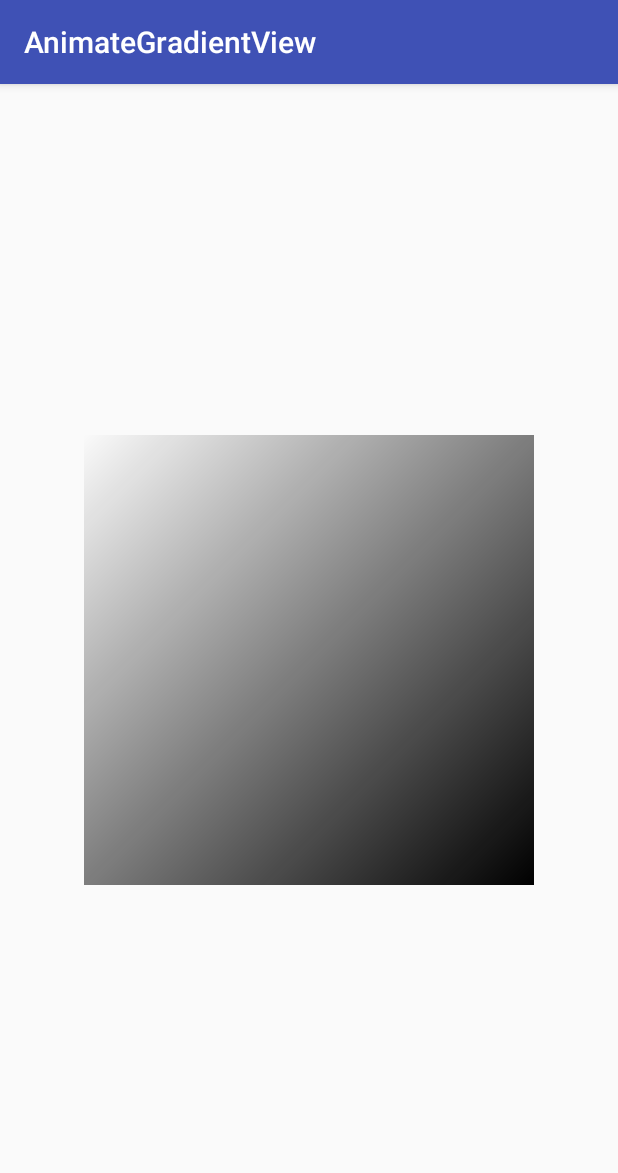
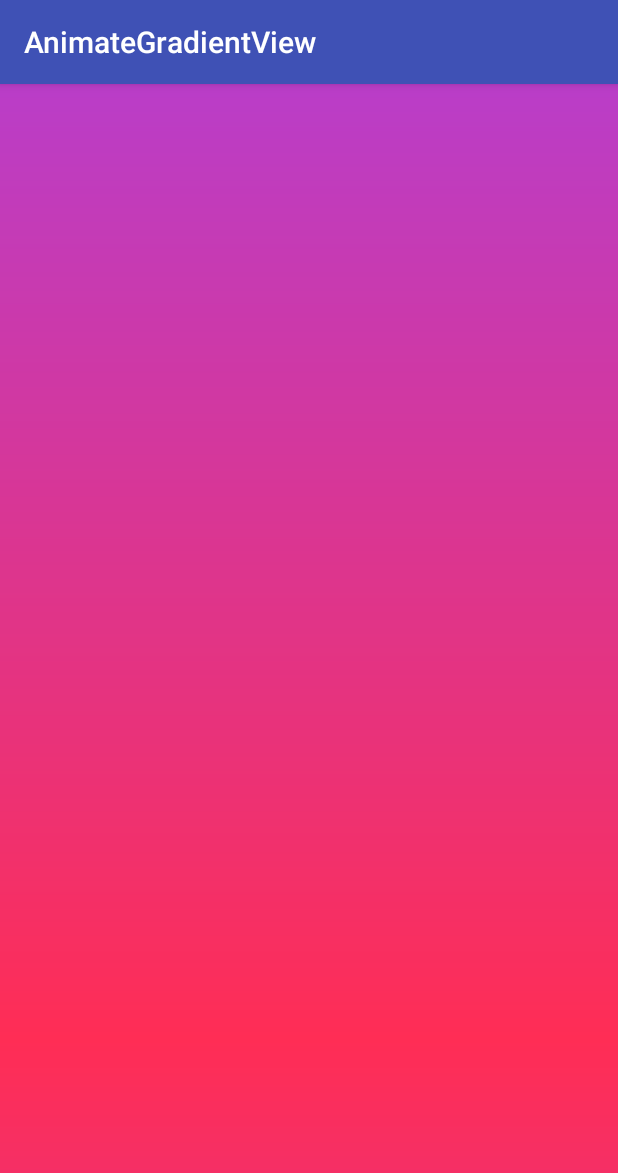
Before and after one commit to skyfe79/AnimateGradientView, an Android app: the screen it shows after launch (MainActivity), on a phone screen of 412 x 824 dp. Shown: the top 1173 px of the screen. Run offline under Robolectric (Android 15) with nearby library versions, the phone set to English and light mode, and no system bars.

Commit message:
complete version 0.0.1

```diff
--- a/animategradientview/src/main/java/kr/pe/burt/android/lib/animategradientview/AnimateGradientView.java
+++ b/animategradientview/src/main/java/kr/pe/burt/android/lib/animategradientview/AnimateGradientView.java
@@ -1,5 +1,7 @@
 package kr.pe.burt.android.lib.animategradientview;
 
+import android.animation.Animator;
+import android.animation.AnimatorSet;
 import android.animation.ObjectAnimator;
 import android.annotation.TargetApi;
 import android.content.Context;
@@ -9,10 +11,12 @@ import android.graphics.Color;
 import android.graphics.LinearGradient;
 import android.graphics.Matrix;
 import android.graphics.Paint;
+import android.graphics.Path;
 import android.graphics.Shader;
 import android.os.Build;
 import android.util.AttributeSet;
 import android.view.View;
+import android.view.animation.BounceInterpolator;
 import android.view.animation.LinearInterpolator;
 
 /**
@@ -20,11 +24,7 @@ import android.view.animation.LinearInterpolator;
  */
 public class AnimateGradientView extends View {
 
-    private float startX = 0f;
-    private float startY = 0f;
-    private float widthRatio = 1.0f;
-    private float heightRatio = 1.0f;
-    private float rotate = 0.0f;
+    private float angle = 0.0f;
     private int startColor = Color.parseColor("#00000000");
     private int endColor = Color.parseColor("#FF000000");
     private int middleColor = -1;
@@ -32,12 +32,38 @@ public class AnimateGradientView extends View {
     private float startOffset = 0.0f;
     private float endOffset = 1.0f;
     private float middleOffset = 0.5f;
+    private float gradientOffset = 0;
+    private float gradientScale = 1;
+    private long duration = 1000;
 
-    int [] colors = null;
-    float [] offsets = null;
-    Shader gradient = null;
-    Matrix rotateMatrix = null;
-    Paint gradientPaint = null;
+    private int [] colors = null;
+    private float [] offsets = null;
+    private Shader gradient = null;
+    private Matrix rotateMatrix = null;
+    private Paint gradientPaint = null;
+
+    private Path shapePath = null;
+    private Path flowPath  = new Path();
+
+    private AnimationType animationType = AnimationType.Flow;
+    private FlowDirection flowDirection = FlowDirection.Left;
+    private Boolean autoStartAnimation = true;
+
+    private Animator animator = null;
+
+    public enum AnimationType {
+        Rotation,
+        Flow
+    }
+
+    public enum FlowDirection {
+        Left,
+        Right,
+        Top,
+        Bottom
+    }
+
+
 
     public AnimateGradientView(Context context) {
         this(context, null);
@@ -64,11 +90,7 @@ public class AnimateGradientView extends View {
 
         TypedArray array = context.obtainStyledAttributes(attrs, R.styleable.AnimateGradientViewAttrs);
 
-        startX = array.getFloat(R.styleable.AnimateGradientViewAttrs_agv_x, startX);
-        startY = array.getFloat(R.styleable.AnimateGradientViewAttrs_agv_y, startY);
-        widthRatio = array.getFloat(R.styleable.AnimateGradientViewAttrs_agv_width, widthRatio);
-        heightRatio= array.getFloat(R.styleable.AnimateGradientViewAttrs_agv_height, heightRatio);
-        rotate = array.getFloat(R.styleable.AnimateGradientViewAttrs_agv_rotate, rotate);
+        angle = array.getFloat(R.styleable.AnimateGradientViewAttrs_agv_angle, angle);
 
         startColor = array.getColor(R.styleable.AnimateGradientViewAttrs_agv_startColor, startColor);
         endColor = array.getColor(R.styleable.AnimateGradientViewAttrs_agv_endColor, endColor);
@@ -80,7 +102,70 @@ public class AnimateGradientView extends View {
 
         gradientAlpha = array.getFloat(R.styleable.AnimateGradientViewAttrs_agv_alpha, gradientAlpha);
 
+        int atype = array.getInt(R.styleable.AnimateGradientViewAttrs_agv_animation, animationType.ordinal());
+        if(atype == 0) {
+            animationType = AnimationType.Rotation;
+        } else {
+            animationType = AnimationType.Flow;
+        }
+
+        int dir = array.getInt(R.styleable.AnimateGradientViewAttrs_agv_flow_direction, flowDirection.ordinal());
+        switch (dir) {
+            case 0:
+                flowDirection = FlowDirection.Left;
+                break;
+            case 1:
+                flowDirection = FlowDirection.Right;
+                break;
+            case 2:
+                flowDirection = FlowDirection.Top;
+                break;
+            default:
+                flowDirection = FlowDirection.Bottom;
+        }
+
+        gradientScale = array.getFloat(R.styleable.AnimateGradientViewAttrs_agv_gradient_scale, gradientScale);
+        autoStartAnimation = array.getBoolean(R.styleable.AnimateGradientViewAttrs_agv_autostart_animation, autoStartAnimation);
+        duration = array.getInt(R.styleable.AnimateGradientViewAttrs_agv_duration, (int)duration);
         array.recycle();
+
+        gradientPaint = new Paint();
+        rotateMatrix = new Matrix();
+
+        flowPath = new Path();
+    }
+
+
+    @Override
+    protected void onDraw(Canvas canvas) {
+        super.onDraw(canvas);
+
+        // fix angle for y transition
+        if(flowDirection == FlowDirection.Top || flowDirection == FlowDirection.Bottom) {
+            angle = 90;
+        }
+
+        rotateMatrix.setRotate(angle, getWidth()/2, getHeight()/2);
+        gradient.setLocalMatrix(rotateMatrix);
+        gradientPaint.setShader(gradient);
+        gradientPaint.setAlpha((int)(gradientAlpha * 255));
+
+        canvas.save();
+
+        if(flowDirection == FlowDirection.Left || flowDirection == FlowDirection.Right) {
+            canvas.translate(-gradientOffset, 0);
+            shapePath.offset(gradientOffset, 0, flowPath);
+        } else {
+            canvas.translate(0, -gradientOffset);
+            shapePath.offset(0, gradientOffset, flowPath);
+        }
+        canvas.drawPath(flowPath, gradientPaint);
+        canvas.restore();
+    }
+
+    @Override
+    protected void onSizeChanged(int width, int height, int oldw, int oldh) {
+        super.onSizeChanged(width, height, oldw, oldh);
 
         if(middleColor == -1) {
             colors = new int [] { startColor, endColor };
@@ -90,87 +175,45 @@ public class AnimateGradientView extends View {
             offsets = new float[] { startOffset, middleOffset, endOffset };
         }
 
-        gradientPaint = new Paint();
-        rotateMatrix = new Matrix();
+        gradient = new LinearGradient(0, height/2, width * gradientScale, height/2, colors, offsets, Shader.TileMode.MIRROR);
+        shapePath = new Path();
+        shapePath.addRect(0, 0, width, height, Path.Direction.CCW);
     }
 
     @Override
-    protected void onDraw(Canvas canvas) {
-        super.onDraw(canvas);
+    protected void onAttachedToWindow() {
+        super.onAttachedToWindow();
 
-        float left = startX * getWidth();
-        float top = startY * getHeight();
+        if(autoStartAnimation) {
+            if(animationType == AnimationType.Flow) {
+                animator = startTransitionAnimation(duration, 1000, flowDirection);
+            } else {
+                animator = startInfiniteRotationAnimation(duration);
+            }
+        }
+    }
 
-        float right = left + widthRatio * getWidth();
-        float bottom = top + heightRatio * getHeight();
-
-        if(gradient == null) {
-            gradient = new LinearGradient(
-                    left, top,
-                    right, bottom,
-                    colors,
-                    offsets,
-                    Shader.TileMode.MIRROR);
+    @Override
+    protected void onDetachedFromWindow() {
+        if(animator != null) {
+            animator.cancel();
+            animator = null;
         }
-        rotateMatrix.setRotate(rotate, getWidth()/2, getHeight()/2);
-        gradient.setLocalMatrix(rotateMatrix);
-        gradientPaint.setShader(gradient);
-        gradientPaint.setAlpha((int)(gradientAlpha * 255));
-        canvas.drawRect(left, top, right, bottom, gradientPaint);
+        super.onDetachedFromWindow();
     }
 
     /**
      * Provide get/set methods for Property Animation
      */
-    public float getRotate() {
-        return rotate;
+    public float getAngle() {
+        return angle;
     }
 
-    public void setRotate(float rotate) {
-        this.rotate = rotate;
-        gradient = null;
+    public void setAngle(float angle) {
+        this.angle = angle;
         postInvalidate();
     }
 
-    public float getStartX() {
-        return startX;
-    }
-
-    public void setStartX(float startX) {
-        this.startX = startX;
-        gradient = null;
-        postInvalidate();
-    }
-
-    public float getStartY() {
-        return startY;
-    }
-
-    public void setStartY(float startY) {
-        this.startY = startY;
-        gradient = null;
-        postInvalidate();
-    }
-
-    public float getWidthRatio() {
-        return widthRatio;
-    }
-
-    public void setWidthRatio(float widthRatio) {
-        this.widthRatio = widthRatio;
-        gradient = null;
-        postInvalidate();
-    }
-
-    public float getHeightRatio() {
-        return heightRatio;
-    }
-
-    public void setHeightRatio(float heightRatio) {
-        this.heightRatio = heightRatio;
-        gradient = null;
-        postInvalidate();
-    }
 
     public float getGradientAlpha() {
         return gradientAlpha;
@@ -181,33 +224,75 @@ public class AnimateGradientView extends View {
         postInvalidate();
     }
 
+    public float getGradientOffset() {
+        return gradientOffset;
+    }
+
+    public void setGradientOffset(float gradientOffset) {
+        this.gradientOffset = gradientOffset;
+        postInvalidate();
+    }
+
+    public float getGradientScale() {
+        return gradientScale;
+    }
+
+    public void setGradientScale(float gradientScale) {
+        this.gradientScale = gradientScale;
+        onSizeChanged(getWidth(), getHeight(), 0, 0);
+        postInvalidate();
+    }
 
     public void startRotateAnimation(long duration) {
         startRotateAnimation(duration, 1);
     }
 
-    public void startInfiniteRotationAnimation(long duration) {
-        ObjectAnimator animator = ObjectAnimator.ofFloat(this, "rotate", 0.0f, 360.0f);
+    public Animator startInfiniteRotationAnimation(long duration) {
+        ObjectAnimator animator = ObjectAnimator.ofFloat(this, "angle", 0.0f, 360.0f);
         animator.setDuration(duration);
         animator.setRepeatCount(ObjectAnimator.INFINITE);
         animator.setRepeatMode(ObjectAnimator.INFINITE);
         animator.setInterpolator(new LinearInterpolator());
         animator.start();
+        return animator;
     }
 
-    public void startRotateAnimation(long duration, int count) {
-        ObjectAnimator animator = ObjectAnimator.ofFloat(this, "rotate", 0.0f, 360.0f);
+    public Animator startRotateAnimation(long duration, int count) {
+        ObjectAnimator animator = ObjectAnimator.ofFloat(this, "angle", 0.0f, 360.0f);
         animator.setDuration(duration);
         animator.setRepeatCount(count);
         animator.setRepeatMode(ObjectAnimator.RESTART);
         animator.setInterpolator(new LinearInterpolator());
         animator.start();
+        return animator;
     }
 
     // 잘 안되고 있음
     // @link { http://stackoverflow.com/questions/32224797/how-to-animate-gradient }
     // 위 링크를 참고해 보자
-    public void startTransitionXAnimation(long duration, int count) {
+    public Animator startTransitionAnimation(long duration, int length, FlowDirection direction) {
 
+        float from;
+        float to;
+
+        switch (direction) {
+            case Left:
+            case Top:
+                from = 0.0f;
+                to = length * 1000.0f;
+                break;
+            default:
+                from = length * 1000.0f;
+                to = 0.0f;
+
+        }
+        ObjectAnimator animator = ObjectAnimator.ofFloat(this, "gradientOffset", from, to);
+        animator.setDuration(duration * 1000);
+        animator.setRepeatCount(ObjectAnimator.INFINITE);
+        animator.setRepeatMode(ObjectAnimator.REVERSE);
+        animator.setInterpolator(new LinearInterpolator());
+        animator.start();
+        return animator;
     }
+
 }
--- a/app/src/main/java/kr/pe/burt/android/lib/animategradientview/app/MainActivity.java
+++ b/app/src/main/java/kr/pe/burt/android/lib/animategradientview/app/MainActivity.java
@@ -19,6 +19,5 @@ public class MainActivity extends AppCompatActivity {
     @Override
     protected void onResume() {
         super.onResume();
-        agv.startTransitionXAnimation(1000, 1);
     }
 }
--- a/app/src/main/res/layout/activity_main.xml
+++ b/app/src/main/res/layout/activity_main.xml
@@ -3,16 +3,21 @@
     xmlns:tools="http://schemas.android.com/tools"
     android:layout_width="match_parent"
     android:layout_height="match_parent"
-    android:paddingBottom="@dimen/activity_vertical_margin"
-    android:paddingLeft="@dimen/activity_horizontal_margin"
-    android:paddingRight="@dimen/activity_horizontal_margin"
-    android:paddingTop="@dimen/activity_vertical_margin"
+    xmlns:agv="http://schemas.android.com/apk/res-auto"
     tools:context="kr.pe.burt.android.lib.animategradientview.app.MainActivity">
 
     <kr.pe.burt.android.lib.animategradientview.AnimateGradientView
         android:id="@+id/agv"
-        android:layout_width="300dp"
-        android:layout_height="300dp"
+        android:layout_width="match_parent"
+        android:layout_height="match_parent"
         android:layout_centerInParent="true"
+        agv:agv_startColor="#FF2D55"
+        agv:agv_endColor="#A542EA"
+        agv:agv_alpha="1.0"
+        agv:agv_gradient_scale="2.0"
+        agv:agv_animation="flow"
+        agv:agv_angle="90"
+        agv:agv_flow_direction="top"
+        agv:agv_duration="1000"
         />
 </RelativeLayout>
```
Also changed, not shown: animategradientview/src/main/res/values/attrs.xml (+14 -5 lines).
